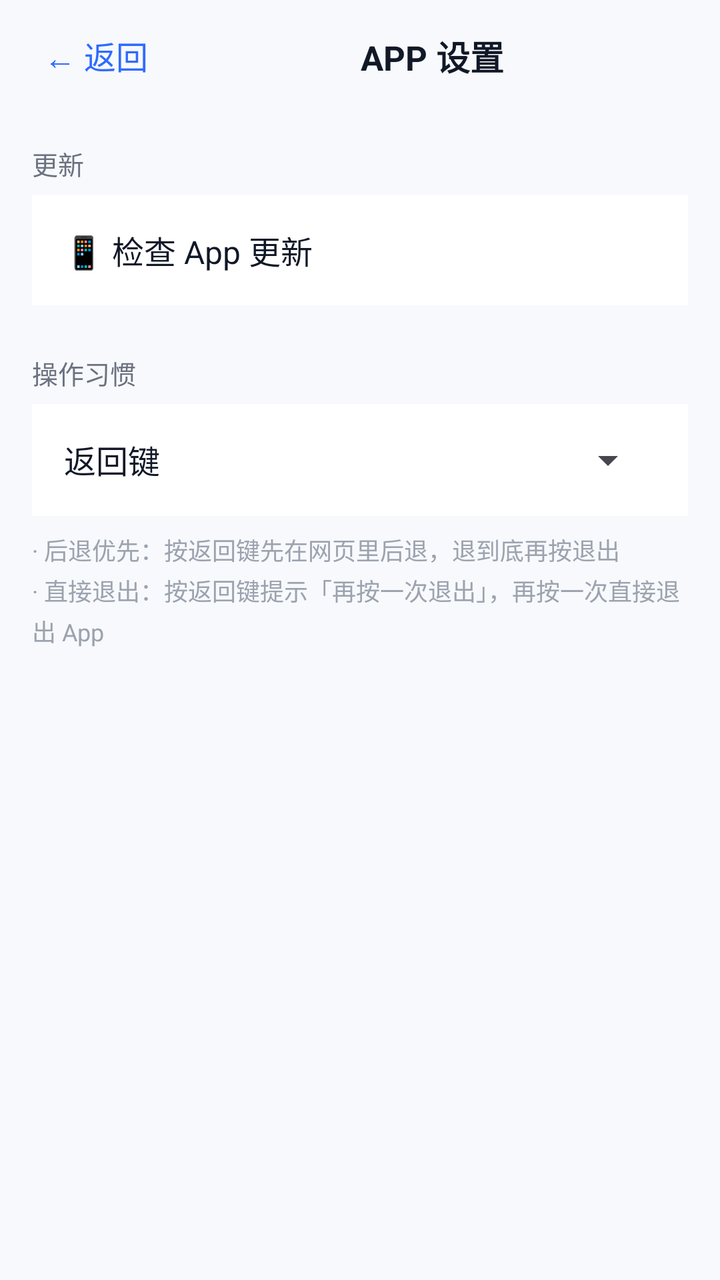
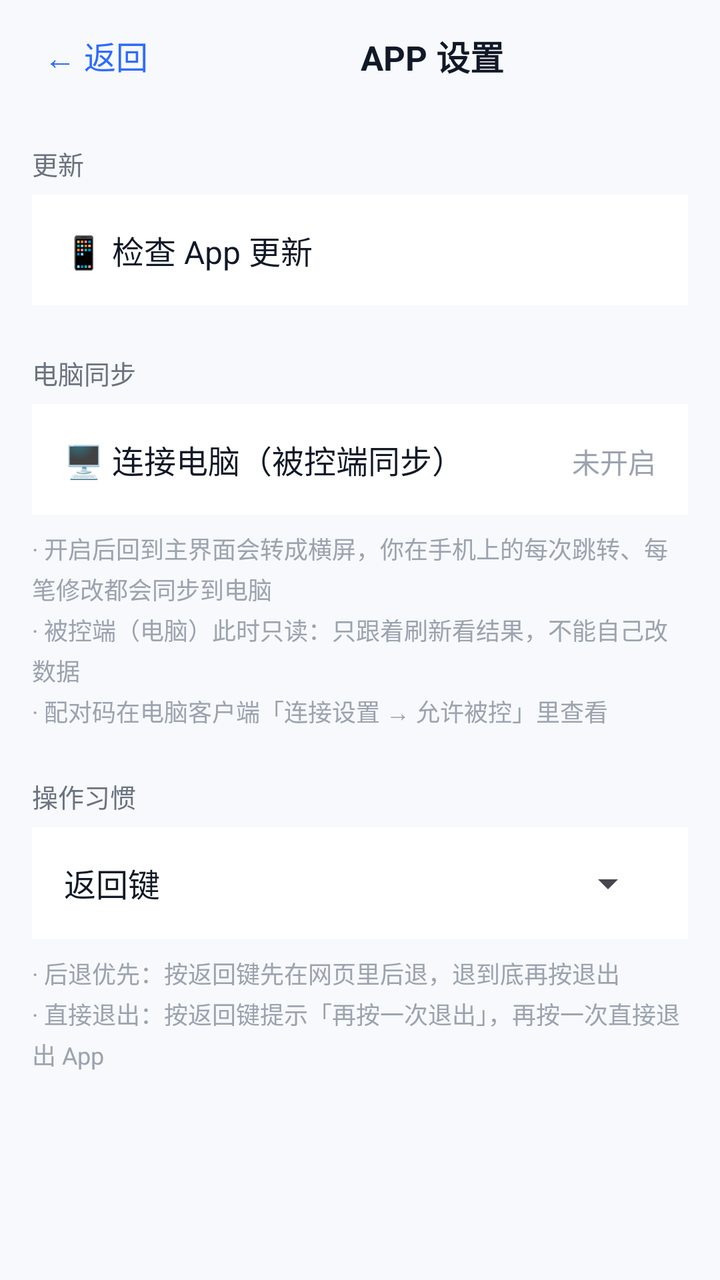

Compare the two renders of this Android layout. The source of the first and the diff that turns it into the second are given below.
<!-- AndroidManifest.xml: application theme Theme.Zupu -->
<!-- res/layout/activity_settings.xml -->
<?xml version="1.0" encoding="utf-8"?>
<LinearLayout xmlns:android="http://schemas.android.com/apk/res/android"
    android:layout_width="match_parent"
    android:layout_height="match_parent"
    android:background="#F7F9FC"
    android:orientation="vertical">

    <LinearLayout
        android:layout_width="match_parent"
        android:layout_height="56dp"
        android:gravity="center_vertical"
        android:orientation="horizontal"
        android:paddingHorizontal="12dp">

        <TextView
            android:id="@+id/btnBack"
            android:layout_width="wrap_content"
            android:layout_height="wrap_content"
            android:padding="10dp"
            android:text="← 返回"
            android:textColor="#2F6BFF"
            android:textSize="16sp" />

        <TextView
            android:layout_width="0dp"
            android:layout_height="wrap_content"
            android:layout_weight="1"
            android:gravity="center"
            android:text="APP 设置"
            android:textColor="#111827"
            android:textSize="17sp"
            android:textStyle="bold" />
    </LinearLayout>

    <ScrollView
        android:layout_width="match_parent"
        android:layout_height="0dp"
        android:layout_weight="1">

        <LinearLayout
            android:layout_width="match_parent"
            android:layout_height="wrap_content"
            android:orientation="vertical"
            android:padding="16dp">

            
            <TextView
                android:layout_width="wrap_content"
                android:layout_height="wrap_content"
                android:text="更新"
                android:textColor="#6B7280"
                android:textSize="13sp" />

            <LinearLayout
                android:id="@+id/rowUpdate"
                android:layout_width="match_parent"
                android:layout_height="wrap_content"
                android:layout_marginTop="6dp"
                android:background="#FFFFFF"
                android:orientation="horizontal"
                android:padding="16dp">

                <TextView
                    android:layout_width="0dp"
                    android:layout_height="wrap_content"
                    android:layout_weight="1"
                    android:text="📱 检查 App 更新"
                    android:textColor="#111827"
                    android:textSize="16sp" />

                <TextView
                    android:id="@+id/tvVersion"
                    android:layout_width="wrap_content"
                    android:layout_height="wrap_content"
                    android:text=""
                    android:textColor="#9CA3AF"
                    android:textSize="14sp" />
            </LinearLayout>

            
            <TextView
                android:layout_width="wrap_content"
                android:layout_height="wrap_content"
                android:layout_marginTop="24dp"
                android:text="操作习惯"
                android:textColor="#6B7280"
                android:textSize="13sp" />

            <LinearLayout
                android:layout_width="match_parent"
                android:layout_height="wrap_content"
                android:layout_marginTop="6dp"
                android:background="#FFFFFF"
                android:orientation="horizontal"
                android:padding="16dp">

                <TextView
                    android:layout_width="0dp"
                    android:layout_height="wrap_content"
                    android:layout_weight="1"
                    android:text="返回键"
                    android:textColor="#111827"
                    android:textSize="16sp" />

                <Spinner
                    android:id="@+id/spBackMode"
                    android:layout_width="wrap_content"
                    android:layout_height="wrap_content" />
            </LinearLayout>

            <TextView
                android:layout_width="match_parent"
                android:layout_height="wrap_content"
                android:layout_marginTop="8dp"
                android:lineSpacingExtra="3dp"
                android:text="· 后退优先：按返回键先在网页里后退，退到底再按退出\n· 直接退出：按返回键提示「再按一次退出」，再按一次直接退出 App"
                android:textColor="#9CA3AF"
                android:textSize="12sp" />
        </LinearLayout>
    </ScrollView>
</LinearLayout>
<!-- resources referenced by this layout -->
<resources>
  <style name="Theme.Zupu" parent="Theme.Material3.Light.NoActionBar">
          <item name="colorPrimary">@color/brand</item>
          <item name="android:statusBarColor">@android:color/transparent</item>
          <item name="android:windowLightStatusBar">true</item>
      </style>
  <color name="brand">#2F6BFF</color>
</resources>

<!-- the commit's change to res/layout/activity_settings.xml (unified diff, before → after) -->
@@ -82,6 +82,50 @@
                 android:layout_width="wrap_content"
                 android:layout_height="wrap_content"
                 android:layout_marginTop="24dp"
+                android:text="电脑同步"
+                android:textColor="#6B7280"
+                android:textSize="13sp" />
+
+            <LinearLayout
+                android:id="@+id/rowRemote"
+                android:layout_width="match_parent"
+                android:layout_height="wrap_content"
+                android:layout_marginTop="6dp"
+                android:background="#FFFFFF"
+                android:orientation="horizontal"
+                android:padding="16dp">
+
+                <TextView
+                    android:layout_width="0dp"
+                    android:layout_height="wrap_content"
+                    android:layout_weight="1"
+                    android:text="🖥 连接电脑（被控端同步）"
+                    android:textColor="#111827"
+                    android:textSize="16sp" />
+
+                <TextView
+                    android:id="@+id/tvRemoteState"
+                    android:layout_width="wrap_content"
+                    android:layout_height="wrap_content"
+                    android:text="未开启"
+                    android:textColor="#9CA3AF"
+                    android:textSize="14sp" />
+            </LinearLayout>
+
+            <TextView
+                android:layout_width="match_parent"
+                android:layout_height="wrap_content"
+                android:layout_marginTop="8dp"
+                android:lineSpacingExtra="3dp"
+                android:text="· 开启后回到主界面会转成横屏，你在手机上的每次跳转、每笔修改都会同步到电脑\n· 被控端（电脑）此时只读：只跟着刷新看结果，不能自己改数据\n· 配对码在电脑客户端「连接设置 → 允许被控」里查看"
+                android:textColor="#9CA3AF"
+                android:textSize="12sp" />
+
+            
+            <TextView
+                android:layout_width="wrap_content"
+                android:layout_height="wrap_content"
+                android:layout_marginTop="24dp"
                 android:text="操作习惯"
                 android:textColor="#6B7280"
                 android:textSize="13sp" />
